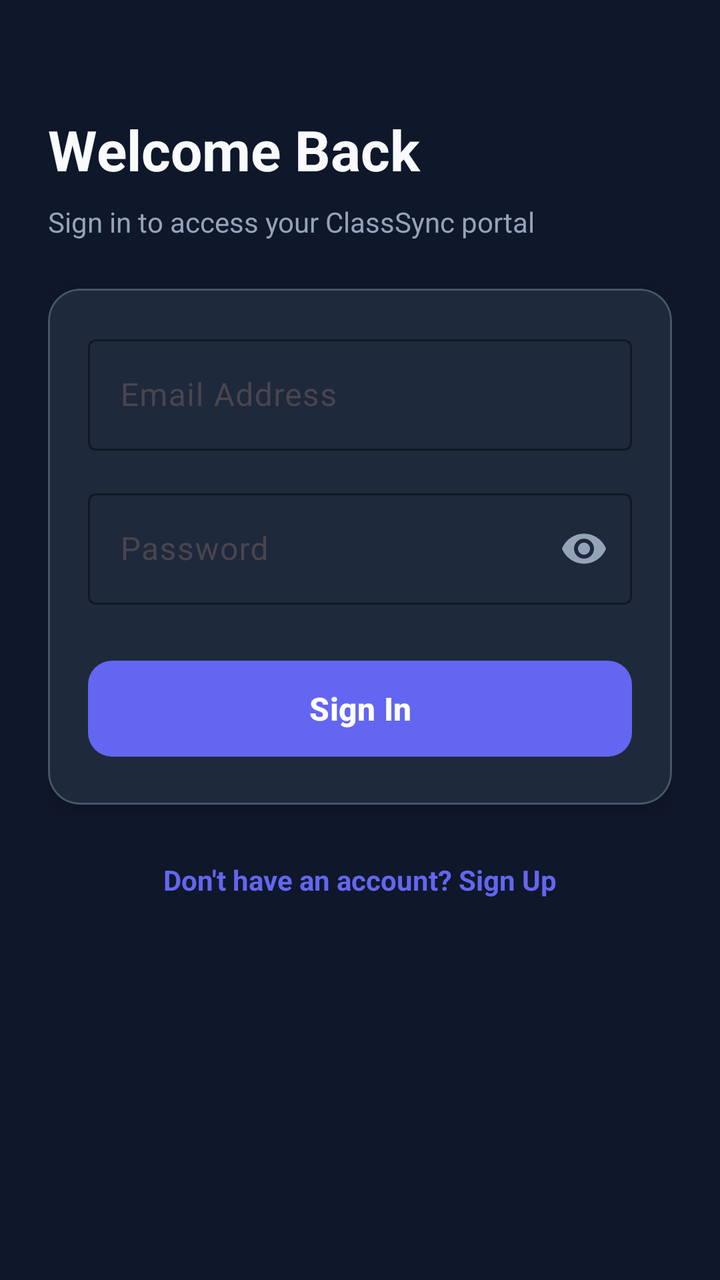
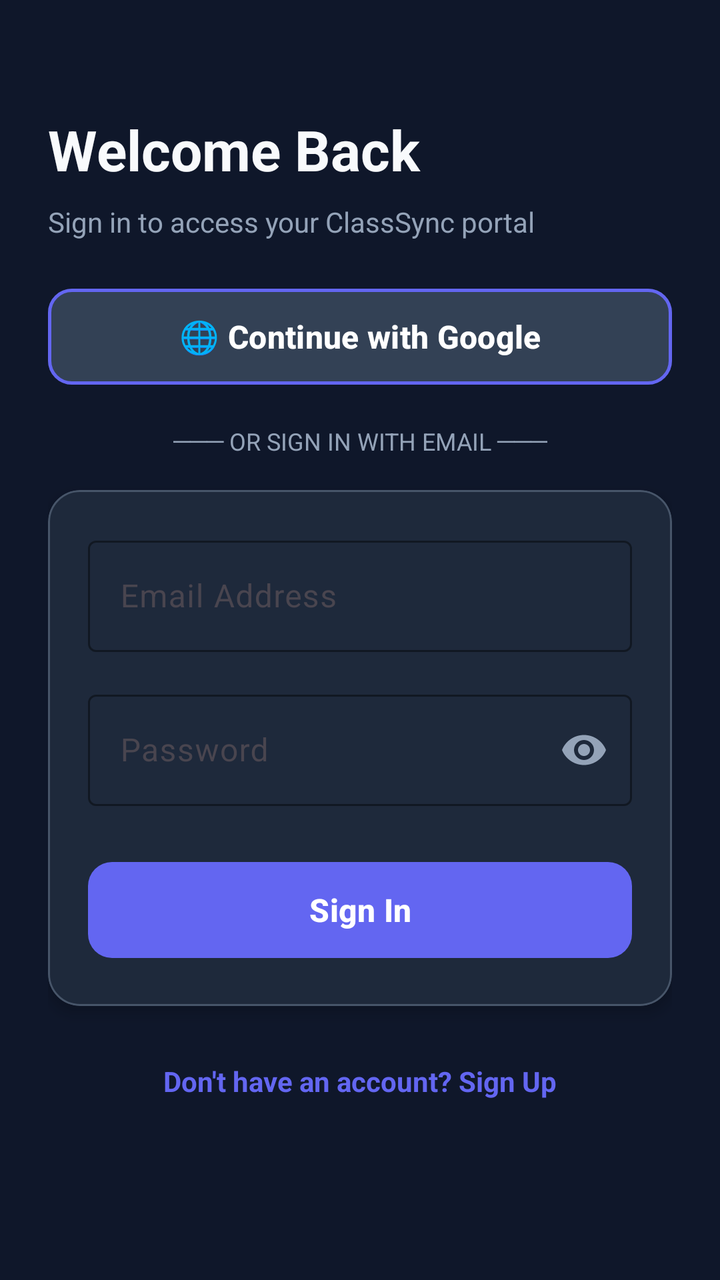

Compare the two renders of this Android layout. The source of the first and the diff that turns it into the second are given below.
<!-- AndroidManifest.xml: application theme Theme.SmartAttendanceManagementSystem -->
<!-- res/layout/fragment_login.xml -->
<?xml version="1.0" encoding="utf-8"?>
<ScrollView xmlns:android="http://schemas.android.com/apk/res/android"
    xmlns:app="http://schemas.android.com/apk/res-auto"
    xmlns:tools="http://schemas.android.com/tools"
    android:layout_width="match_parent"
    android:layout_height="match_parent"
    android:background="@color/dark_background"
    android:fillViewport="true">

    <androidx.constraintlayout.widget.ConstraintLayout
        android:layout_width="match_parent"
        android:layout_height="wrap_content"
        android:padding="24dp">

        <TextView
            android:id="@+id/tv_title"
            android:layout_width="0dp"
            android:layout_height="wrap_content"
            android:layout_marginTop="32dp"
            android:text="@string/welcome_back"
            android:textColor="@color/text_primary"
            android:textSize="28sp"
            android:textStyle="bold"
            app:layout_constraintEnd_toEndOf="parent"
            app:layout_constraintStart_toStartOf="parent"
            app:layout_constraintTop_toTopOf="parent" />

        <TextView
            android:id="@+id/tv_subtitle"
            android:layout_width="0dp"
            android:layout_height="wrap_content"
            android:layout_marginTop="8dp"
            android:text="@string/sign_in_subtitle"
            android:textColor="@color/text_secondary"
            android:textSize="14sp"
            app:layout_constraintEnd_toEndOf="parent"
            app:layout_constraintStart_toStartOf="parent"
            app:layout_constraintTop_toBottomOf="@id/tv_title" />

        
        <com.google.android.material.card.MaterialCardView
            android:id="@+id/card_login"
            android:layout_width="0dp"
            android:layout_height="wrap_content"
            android:layout_marginTop="24dp"
            app:cardBackgroundColor="@color/dark_surface"
            app:cardCornerRadius="16dp"
            app:cardElevation="4dp"
            app:strokeColor="@color/card_stroke"
            app:strokeWidth="1dp"
            app:layout_constraintEnd_toEndOf="parent"
            app:layout_constraintStart_toStartOf="parent"
            app:layout_constraintTop_toBottomOf="@id/tv_subtitle">

            <LinearLayout
                android:layout_width="match_parent"
                android:layout_height="wrap_content"
                android:orientation="vertical"
                android:padding="20dp">

                <com.google.android.material.textfield.TextInputLayout
                    android:id="@+id/til_email"
                    style="@style/Widget.Material3.TextInputLayout.OutlinedBox"
                    android:layout_width="match_parent"
                    android:layout_height="wrap_content"
                    android:hint="@string/label_email"
                    app:boxStrokeColor="@color/primary"
                    app:hintTextColor="@color/primary">

                    <com.google.android.material.textfield.TextInputEditText
                        android:id="@+id/et_email"
                        android:layout_width="match_parent"
                        android:layout_height="wrap_content"
                        android:inputType="textEmailAddress"
                        android:textColor="@color/text_primary" />
                </com.google.android.material.textfield.TextInputLayout>

                <com.google.android.material.textfield.TextInputLayout
                    android:id="@+id/til_password"
                    style="@style/Widget.Material3.TextInputLayout.OutlinedBox"
                    android:layout_width="match_parent"
                    android:layout_height="wrap_content"
                    android:layout_marginTop="16dp"
                    android:hint="@string/label_password"
                    app:boxStrokeColor="@color/primary"
                    app:hintTextColor="@color/primary"
                    app:passwordToggleEnabled="true"
                    app:passwordToggleTint="@color/text_secondary">

                    <com.google.android.material.textfield.TextInputEditText
                        android:id="@+id/et_password"
                        android:layout_width="match_parent"
                        android:layout_height="wrap_content"
                        android:inputType="textPassword"
                        android:textColor="@color/text_primary" />
                </com.google.android.material.textfield.TextInputLayout>

                <ProgressBar
                    android:id="@+id/progress_bar"
                    android:layout_width="wrap_content"
                    android:layout_height="wrap_content"
                    android:layout_gravity="center"
                    android:layout_marginTop="16dp"
                    android:visibility="gone" />

                <com.google.android.material.button.MaterialButton
                    android:id="@+id/btn_login"
                    android:layout_width="match_parent"
                    android:layout_height="56dp"
                    android:layout_marginTop="24dp"
                    android:text="@string/btn_login"
                    android:textColor="@color/white"
                    android:textSize="16sp"
                    android:textStyle="bold"
                    app:backgroundTint="@color/primary"
                    app:cornerRadius="12dp" />

            </LinearLayout>

        </com.google.android.material.card.MaterialCardView>

        <TextView
            android:id="@+id/tv_register_link"
            android:layout_width="wrap_content"
            android:layout_height="wrap_content"
            android:layout_marginTop="20dp"
            android:padding="8dp"
            android:text="@string/prompt_no_account"
            android:textColor="@color/primary"
            android:textSize="14sp"
            android:textStyle="bold"
            app:layout_constraintEnd_toEndOf="parent"
            app:layout_constraintStart_toStartOf="parent"
            app:layout_constraintTop_toBottomOf="@id/card_login" />

    </androidx.constraintlayout.widget.ConstraintLayout>

</ScrollView>
<!-- resources referenced by this layout -->
<resources>
  <color name="card_stroke">#475569</color>
  <color name="dark_background">#0F172A</color>
  <color name="dark_surface">#1E293B</color>
  <color name="primary">#6366F1</color>
  <color name="text_primary">#F8FAFC</color>
  <color name="text_secondary">#94A3B8</color>
  <color name="white">#FFFFFFFF</color>
  <string name="btn_login">Sign In</string>
  <string name="label_email">Email Address</string>
  <string name="label_password">Password</string>
  <string name="prompt_no_account">Don\'t have an account? Sign Up</string>
  <string name="sign_in_subtitle">Sign in to access your ClassSync portal</string>
  <string name="welcome_back">Welcome Back</string>
  <style name="Theme.SmartAttendanceManagementSystem" parent="Theme.Material3.DayNight.NoActionBar">
          
          <item name="colorPrimary">@color/primary</item>
          <item name="colorOnPrimary">@color/white</item>
          <item name="colorSecondary">@color/secondary</item>
          <item name="colorOnSecondary">@color/white</item>
          <item name="android:colorBackground">@color/dark_background</item>
  
          
          <item name="materialAlertDialogTheme">@style/CustomMaterialAlertDialogTheme</item>
          <item name="materialCalendarTheme">@style/CustomMaterialCalendarTheme</item>
          <item name="materialTimePickerTheme">@style/CustomMaterialTimePickerTheme</item>
      </style>
  <color name="secondary">#10B981</color>
  <style name="CustomMaterialAlertDialogTheme" parent="ThemeOverlay.Material3.MaterialAlertDialog">
          <item name="buttonBarPositiveButtonStyle">@style/Widget.Material3.Button.TextButton.Dialog</item>
          <item name="buttonBarNegativeButtonStyle">@style/Widget.Material3.Button.TextButton.Dialog</item>
      </style>
  <style name="CustomMaterialCalendarTheme" parent="ThemeOverlay.Material3.MaterialCalendar">
          <item name="colorOnPrimary">@color/white</item>
          <item name="colorPrimary">@color/primary</item>
      </style>
  <style name="CustomMaterialTimePickerTheme" parent="ThemeOverlay.Material3.MaterialTimePicker">
          <item name="colorOnPrimary">@color/white</item>
          <item name="colorPrimary">@color/primary</item>
      </style>
  <style name="Widget.Material3.Button.TextButton.Dialog" parent="Widget.Material3.Button.TextButton">
          <item name="android:textColor">@color/primary</item>
          <item name="android:textSize">14sp</item>
          <item name="android:textStyle">bold</item>
      </style>
</resources>

<!-- the commit's change to res/layout/fragment_login.xml (unified diff, before → after) -->
@@ -38,11 +38,42 @@
             app:layout_constraintTop_toBottomOf="@id/tv_title" />
 
         
+        <com.google.android.material.button.MaterialButton
+            android:id="@+id/btn_google_signin"
+            style="@style/Widget.Material3.Button.TonalButton"
+            android:layout_width="0dp"
+            android:layout_height="56dp"
+            android:layout_marginTop="20dp"
+            android:text="🌐 Continue with Google"
+            android:textColor="@color/white"
+            android:textSize="16sp"
+            android:textStyle="bold"
+            app:backgroundTint="@color/dark_surface_variant"
+            app:cornerRadius="12dp"
+            app:strokeColor="@color/primary"
+            app:strokeWidth="1.5dp"
+            app:layout_constraintEnd_toEndOf="parent"
+            app:layout_constraintStart_toStartOf="parent"
+            app:layout_constraintTop_toBottomOf="@id/tv_subtitle" />
+
+        <TextView
+            android:id="@+id/tv_divider"
+            android:layout_width="wrap_content"
+            android:layout_height="wrap_content"
+            android:layout_marginTop="16dp"
+            android:text="─── OR SIGN IN WITH EMAIL ───"
+            android:textColor="@color/text_secondary"
+            android:textSize="12sp"
+            app:layout_constraintEnd_toEndOf="parent"
+            app:layout_constraintStart_toStartOf="parent"
+            app:layout_constraintTop_toBottomOf="@id/btn_google_signin" />
+
+        
         <com.google.android.material.card.MaterialCardView
             android:id="@+id/card_login"
             android:layout_width="0dp"
             android:layout_height="wrap_content"
-            android:layout_marginTop="24dp"
+            android:layout_marginTop="16dp"
             app:cardBackgroundColor="@color/dark_surface"
             app:cardCornerRadius="16dp"
             app:cardElevation="4dp"
@@ -50,7 +81,7 @@
             app:strokeWidth="1dp"
             app:layout_constraintEnd_toEndOf="parent"
             app:layout_constraintStart_toStartOf="parent"
-            app:layout_constraintTop_toBottomOf="@id/tv_subtitle">
+            app:layout_constraintTop_toBottomOf="@id/tv_divider">
 
             <LinearLayout
                 android:layout_width="match_parent"
<!-- resource entries referenced after the edit -->
@@ -3,6 +3,7 @@
   <color name="card_stroke">#475569</color>
   <color name="dark_background">#0F172A</color>
   <color name="dark_surface">#1E293B</color>
+  <color name="dark_surface_variant">#334155</color>
   <color name="primary">#6366F1</color>
   <color name="text_primary">#F8FAFC</color>
   <color name="text_secondary">#94A3B8</color>
